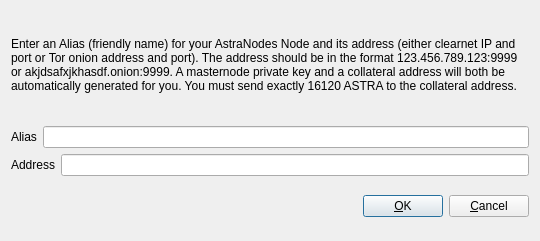
The window that src/qt/forms/addeditastranode.ui (KingricharVD/astra) describes before a commit, drawn with Qt 5.
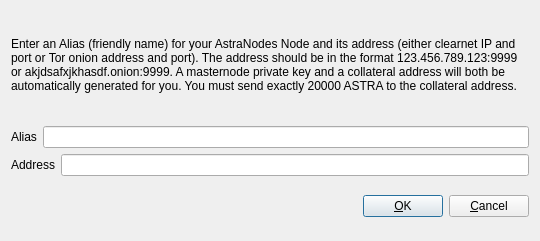
The same window after the commit.

Patch:
```diff
--- a/src/qt/forms/addeditastranode.ui
+++ b/src/qt/forms/addeditastranode.ui
@@ -34,7 +34,7 @@
         </sizepolicy>
        </property>
        <property name="text">
-        <string>&lt;html&gt;&lt;head/&gt;&lt;body&gt;&lt;p&gt;Enter an Alias (friendly name) for your AstraNodes Node and its address (either clearnet IP and port or Tor onion address and port).  The address should be in the format 123.456.789.123:9999 or akjdsafxjkhasdf.onion:9999.  A masternode private key and a collateral address will both be automatically generated for you.  You must send exactly 16120 ASTRA to the collateral address.&lt;/p&gt;&lt;/body&gt;&lt;/html&gt;</string>
+        <string>&lt;html&gt;&lt;head/&gt;&lt;body&gt;&lt;p&gt;Enter an Alias (friendly name) for your AstraNodes Node and its address (either clearnet IP and port or Tor onion address and port).  The address should be in the format 123.456.789.123:9999 or akjdsafxjkhasdf.onion:9999.  A masternode private key and a collateral address will both be automatically generated for you.  You must send exactly 20000 ASTRA to the collateral address.&lt;/p&gt;&lt;/body&gt;&lt;/html&gt;</string>
        </property>
        <property name="wordWrap">
         <bool>true</bool>
```
